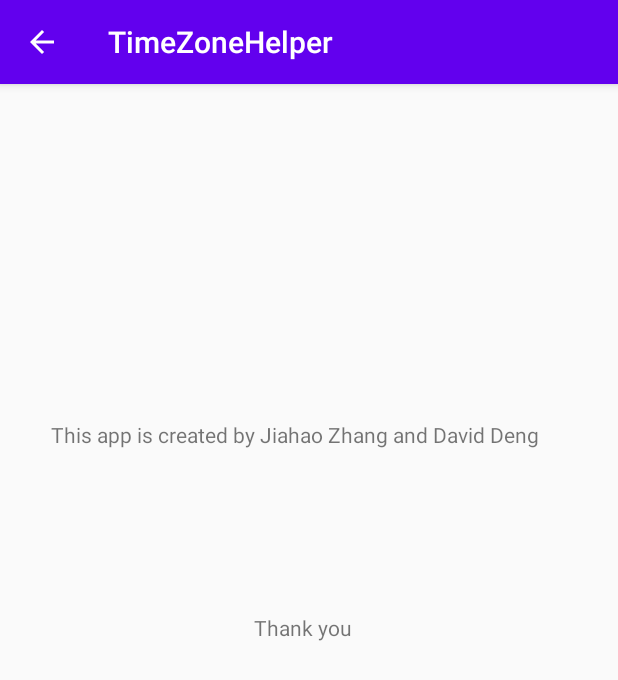
After one commit to jzhang1043/CS125FinalProject, an Android app: the Activity_About screen opened directly, with no data from a screen before it, on a phone screen of 412 x 824 dp. The commit adds this screen. Shown: the top 680 px of the screen. Run offline under Robolectric (Android 15) with nearby library versions, the phone set to English and light mode, and no system bars.

Commit message:
added new stuff to activity 2

```diff
--- a/app/src/main/java/com/example/timezonehelper/Activity2.java
+++ b/app/src/main/java/com/example/timezonehelper/Activity2.java
@@ -34,6 +34,9 @@ public class Activity2 extends AppCompatActivity {
         showTimeZone(countryName);
         showZoneId(countryName);
 
+
+
+
     }
 
     public void showTimeZone(String NameOfCountry) {
--- /dev/null
+++ b/app/src/main/java/com/example/timezonehelper/Activity_About.java
@@ -0,0 +1,16 @@
+package com.example.timezonehelper;
+
+import androidx.appcompat.app.AppCompatActivity;
+
+import android.os.Bundle;
+
+public class Activity_About extends AppCompatActivity {
+
+    @Override
+    protected void onCreate(Bundle savedInstanceState) {
+        super.onCreate(savedInstanceState);
+        setContentView(R.layout.activity__about);
+    }
+
+
+}
--- a/app/src/main/java/com/example/timezonehelper/logic/TimeZoneOfCountry.java
+++ b/app/src/main/java/com/example/timezonehelper/logic/TimeZoneOfCountry.java
@@ -17,7 +17,6 @@ public class TimeZoneOfCountry {
     /** map that stores all countryCode and its timeZones. */
     private static Map<String, Set<TimeZone>> availableTimezones = new HashMap<String, Set<TimeZone>>();
     private static Map<String, Set<String>> timezoneID = new HashMap<String, Set<String>>();
-
     /** constructor. */
     public TimeZoneOfCountry() {
         //set up the map.
@@ -61,4 +60,6 @@ public class TimeZoneOfCountry {
         }
         return false;
     }
+
+
 }
--- /dev/null
+++ b/app/src/main/res/layout/activity__about.xml
@@ -0,0 +1,32 @@
+<?xml version="1.0" encoding="utf-8"?>
+<androidx.constraintlayout.widget.ConstraintLayout xmlns:android="http://schemas.android.com/apk/res/android"
+    xmlns:app="http://schemas.android.com/apk/res-auto"
+    xmlns:tools="http://schemas.android.com/tools"
+    android:layout_width="match_parent"
+    android:layout_height="match_parent"
+    tools:context=".Activity_About">
+
+    <TextView
+        android:id="@+id/textView4"
+        android:layout_width="343dp"
+        android:layout_height="55dp"
+        android:text="@string/Author"
+        android:textSize="14sp"
+        app:layout_constraintBottom_toBottomOf="parent"
+        app:layout_constraintEnd_toEndOf="parent"
+        app:layout_constraintHorizontal_bias="0.492"
+        app:layout_constraintStart_toStartOf="parent"
+        app:layout_constraintTop_toTopOf="parent"
+        app:layout_constraintVertical_bias="0.314" />
+
+    <TextView
+        android:id="@+id/textView5"
+        android:layout_width="74dp"
+        android:layout_height="29dp"
+        android:text="@string/Thanks"
+        app:layout_constraintBottom_toBottomOf="parent"
+        app:layout_constraintEnd_toEndOf="parent"
+        app:layout_constraintStart_toStartOf="parent"
+        app:layout_constraintTop_toTopOf="parent"
+        app:layout_constraintVertical_bias="0.477" />
+</androidx.constraintlayout.widget.ConstraintLayout>
--- a/app/src/main/res/values/strings.xml
+++ b/app/src/main/res/values/strings.xml
@@ -1,6 +1,6 @@
 <resources>
     <string name="app_name">TimeZoneHelper</string>
-    <string name="action_settings">Settings</string>
+    <string name="action_settings">About</string>
     <!-- Strings used for fragments for navigation -->
     <string name="first_fragment_label">First Fragment</string>
     <string name="second_fragment_label">Second Fragment</string>
@@ -22,4 +22,6 @@
     <string name="InputIncorrect">Please enter valid countryCode!</string>
     <string name="time">Time</string>
     <string name="place">Place</string>
+    <string name="Author">This app is created by Jiahao Zhang and David Deng</string>
+    <string name="Thanks">Thank you</string>
 </resources>
```
Also changed, not shown: app/src/main/AndroidManifest.xml (+6 -8 lines), app/src/main/java/com/example/timezonehelper/FirstFragment.java (deleted, +0 -34 lines), app/src/main/java/com/example/timezonehelper/MainActivity.java (+7 -0 lines), app/src/main/java/com/example/timezonehelper/SecondFragment.java (deleted, +0 -34 lines), app/src/main/res/layout/activity_2.xml (+6 -20 lines).
